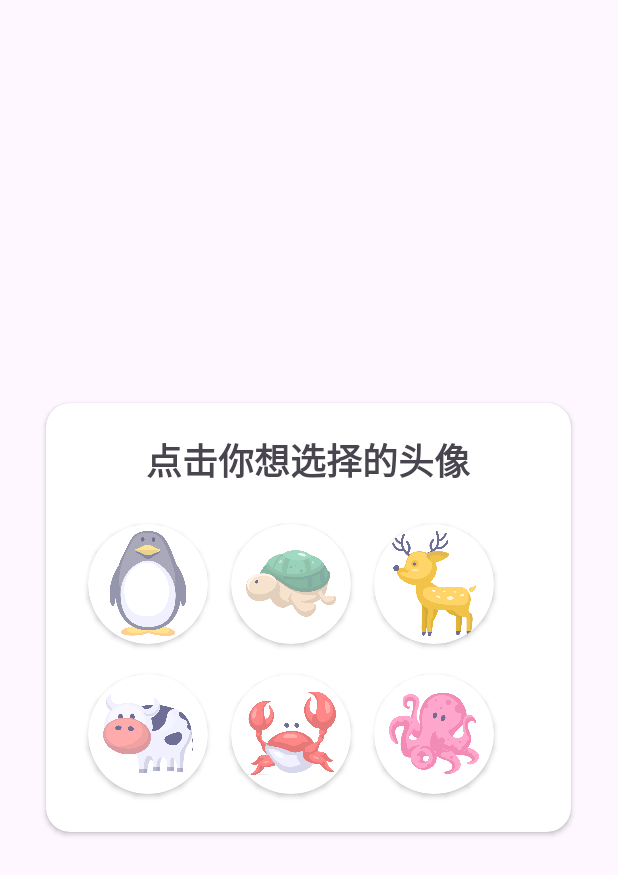
After one commit to 111Jessica111/My_Application, an Android app: the layout head_chage.xml on its own in the app's theme, with its tools: preview values and no code run, on a phone screen of 412 x 824 dp. The commit adds this screen. Shown: the top 875 px of the screen. Run offline under Robolectric (Android 15) with nearby library versions, the phone set to English and light mode, and no system bars.

Commit message:
头像选择

```diff
--- a/app/src/main/java/com/example/myapplication/fragment/MineFragment.java
+++ b/app/src/main/java/com/example/myapplication/fragment/MineFragment.java
@@ -13,6 +13,7 @@ import android.view.LayoutInflater;
 import android.view.View;
 import android.view.ViewGroup;
 import android.widget.Button;
+import android.widget.ImageView;
 
 import com.example.myapplication.LoginActivity;
 import com.example.myapplication.R;
@@ -21,6 +22,8 @@ public class MineFragment extends Fragment {
 
     private View rootView;
     private Button btn_finish;
+    private ImageView edit_image;
+    private ImageView head_change;
 
     @Override
     public View onCreateView(LayoutInflater inflater, ViewGroup container,
@@ -29,6 +32,8 @@ public class MineFragment extends Fragment {
         rootView = inflater.inflate(R.layout.fragment_mine, container, false);
 
         btn_finish = rootView.findViewById(R.id.btn_finish);
+        edit_image = rootView.findViewById(R.id.edit_image);
+        head_change = rootView.findViewById(R.id.head_chage);
 
         btn_finish.setOnClickListener(new View.OnClickListener() {
             @Override
@@ -60,6 +65,70 @@ public class MineFragment extends Fragment {
             }
         });
 
+        edit_image.setOnClickListener(new View.OnClickListener() {
+            @Override
+            public void onClick(View v) {
+                Dialog dialog = new Dialog(getActivity());
+                dialog.getWindow().setBackgroundDrawable(new ColorDrawable(Color.TRANSPARENT));
+
+                dialog.setContentView(R.layout.head_chage);
+                dialog.show();
+
+                ImageView head_1 = dialog.findViewById(R.id.head_1);
+                ImageView head_2 = dialog.findViewById(R.id.head_2);
+                ImageView head_3 = dialog.findViewById(R.id.head_3);
+                ImageView head_4 = dialog.findViewById(R.id.head_4);
+                ImageView head_5 = dialog.findViewById(R.id.head_5);
+                ImageView head_6 = dialog.findViewById(R.id.head_6);
+
+                head_1.setOnClickListener(new View.OnClickListener() {
+                    @Override
+                    public void onClick(View v) {
+                        head_change.setImageResource(R.mipmap.head_1);
+                        dialog.dismiss();
+                    }
+                });
+
+                head_2.setOnClickListener(new View.OnClickListener() {
+                    @Override
+                    public void onClick(View v) {
+                        head_change.setImageResource(R.mipmap.head_2);
+                        dialog.dismiss();
+                    }
+                });
+                head_3.setOnClickListener(new View.OnClickListener() {
+                    @Override
+                    public void onClick(View v) {
+                        head_change.setImageResource(R.mipmap.head_3);
+                        dialog.dismiss();
+                    }
+                });
+                head_4.setOnClickListener(new View.OnClickListener() {
+                    @Override
+                    public void onClick(View v) {
+                        head_change.setImageResource(R.mipmap.head_4);
+                        dialog.dismiss();
+                    }
+                });
+                head_5.setOnClickListener(new View.OnClickListener() {
+                    @Override
+                    public void onClick(View v) {
+                        head_change.setImageResource(R.mipmap.head_5);
+                        dialog.dismiss();
+                    }
+                });
+                head_6.setOnClickListener(new View.OnClickListener() {
+                    @Override
+                    public void onClick(View v) {
+                        head_change.setImageResource(R.mipmap.head_6);
+                        dialog.dismiss();
+                    }
+                });
+
+
+            }
+        });
+
         return rootView;
     }
 
--- /dev/null
+++ b/app/src/main/res/layout/head_chage.xml
@@ -0,0 +1,155 @@
+<?xml version="1.0" encoding="utf-8"?>
+<RelativeLayout xmlns:android="http://schemas.android.com/apk/res/android"
+    android:layout_width="match_parent"
+    android:layout_height="match_parent"
+    xmlns:app="http://schemas.android.com/apk/res-auto">
+
+    <androidx.cardview.widget.CardView
+        android:layout_width="350dp"
+        android:layout_height="wrap_content"
+        android:layout_centerInParent="true"
+        app:cardCornerRadius="16dp">
+
+        <LinearLayout
+            android:layout_width="match_parent"
+            android:layout_height="match_parent"
+            android:orientation="vertical"
+            android:gravity="center"
+            android:padding="20dp">
+            <TextView
+                android:layout_width="wrap_content"
+                android:layout_height="wrap_content"
+                android:text="点击你想选择的头像"
+                android:textSize="24sp"
+                android:textStyle="bold"/>
+
+            <androidx.appcompat.widget.LinearLayoutCompat
+                android:layout_width="match_parent"
+                android:layout_height="90dp"
+                android:layout_marginTop="20dp"
+                android:orientation="horizontal">
+
+                <androidx.cardview.widget.CardView
+                    android:layout_width="80dp"
+                    android:layout_height="80dp"
+                    android:layout_gravity="center_vertical"
+                    android:layout_marginLeft="8dp"
+                    app:cardCornerRadius="40dp">
+
+                    <ImageView
+                        android:id="@+id/head_1"
+                        android:layout_marginLeft="10dp"
+                        android:layout_width="60dp"
+                        android:layout_height="70dp"
+                        android:layout_gravity="center_vertical"
+                        android:scaleType="fitCenter"
+                        android:src="@mipmap/head_1"/>
+                </androidx.cardview.widget.CardView>
+
+                <androidx.cardview.widget.CardView
+                    android:layout_width="80dp"
+                    android:layout_height="80dp"
+                    android:layout_gravity="center_vertical"
+                    app:cardCornerRadius="40dp"
+                    android:layout_marginLeft="15dp">
+
+                    <ImageView
+                        android:id="@+id/head_2"
+                        android:layout_marginLeft="10dp"
+                        android:layout_width="60dp"
+                        android:layout_height="70dp"
+                        android:layout_gravity="center_vertical"
+                        android:scaleType="fitCenter"
+                        android:src="@mipmap/head_2"/>
+
+                </androidx.cardview.widget.CardView>
+
+
+
+                <androidx.cardview.widget.CardView
+                    android:layout_width="80dp"
+                    android:layout_height="80dp"
+                    android:layout_gravity="center_vertical"
+                    app:cardCornerRadius="40dp"
+                    android:layout_marginLeft="15dp">
+
+                    <ImageView
+                        android:id="@+id/head_3"
+                        android:layout_marginLeft="10dp"
+                        android:layout_width="60dp"
+                        android:layout_height="70dp"
+                        android:layout_gravity="center_vertical"
+                        android:scaleType="fitCenter"
+                        android:src="@mipmap/head_3"/>
+
+                </androidx.cardview.widget.CardView>
+
+            </androidx.appcompat.widget.LinearLayoutCompat>
+
+            <androidx.appcompat.widget.LinearLayoutCompat
+                android:layout_width="match_parent"
+                android:layout_height="90dp"
+                android:layout_marginTop="10dp"
+                android:orientation="horizontal">
+
+                <androidx.cardview.widget.CardView
+                    android:layout_width="80dp"
+                    android:layout_height="80dp"
+                    android:layout_gravity="center_vertical"
+                    android:layout_marginLeft="8dp"
+                    app:cardCornerRadius="40dp">
+
+                    <ImageView
+                        android:id="@+id/head_4"
+                        android:layout_marginLeft="10dp"
+                        android:layout_width="60dp"
+                        android:layout_height="70dp"
+                        android:layout_gravity="center_vertical"
+                        android:scaleType="fitCenter"
+                        android:src="@mipmap/head_4"/>
+                </androidx.cardview.widget.CardView>
+
+                <androidx.cardview.widget.CardView
+                    android:layout_width="80dp"
+                    android:layout_height="80dp"
+                    android:layout_gravity="center_vertical"
+                    app:cardCornerRadius="40dp"
+                    android:layout_marginLeft="15dp">
+
+                    <ImageView
+                        android:id="@+id/head_5"
+                        android:layout_marginLeft="10dp"
+                        android:layout_width="60dp"
+                        android:layout_height="70dp"
+                        android:layout_gravity="center_vertical"
+                        android:scaleType="fitCenter"
+                        android:src="@mipmap/head_5"/>
+
+                </androidx.cardview.widget.CardView>
+
+
+
+                <androidx.cardview.widget.CardView
+                    android:layout_width="80dp"
+                    android:layout_height="80dp"
+                    android:layout_gravity="center_vertical"
+                    app:cardCornerRadius="40dp"
+                    android:layout_marginLeft="15dp">
+
+                    <ImageView
+                        android:id="@+id/head_6"
+                        android:layout_marginLeft="10dp"
+                        android:layout_width="60dp"
+                        android:layout_height="70dp"
+                        android:layout_gravity="center_vertical"
+                        android:scaleType="fitCenter"
+                        android:src="@mipmap/head_6"/>
+
+                </androidx.cardview.widget.CardView>
+
+            </androidx.appcompat.widget.LinearLayoutCompat>
+
+        </LinearLayout>
+    </androidx.cardview.widget.CardView>
+
+</RelativeLayout>
```
Also changed, not shown: app/src/main/res/mipmap-xxhdpi/head_2.png.
